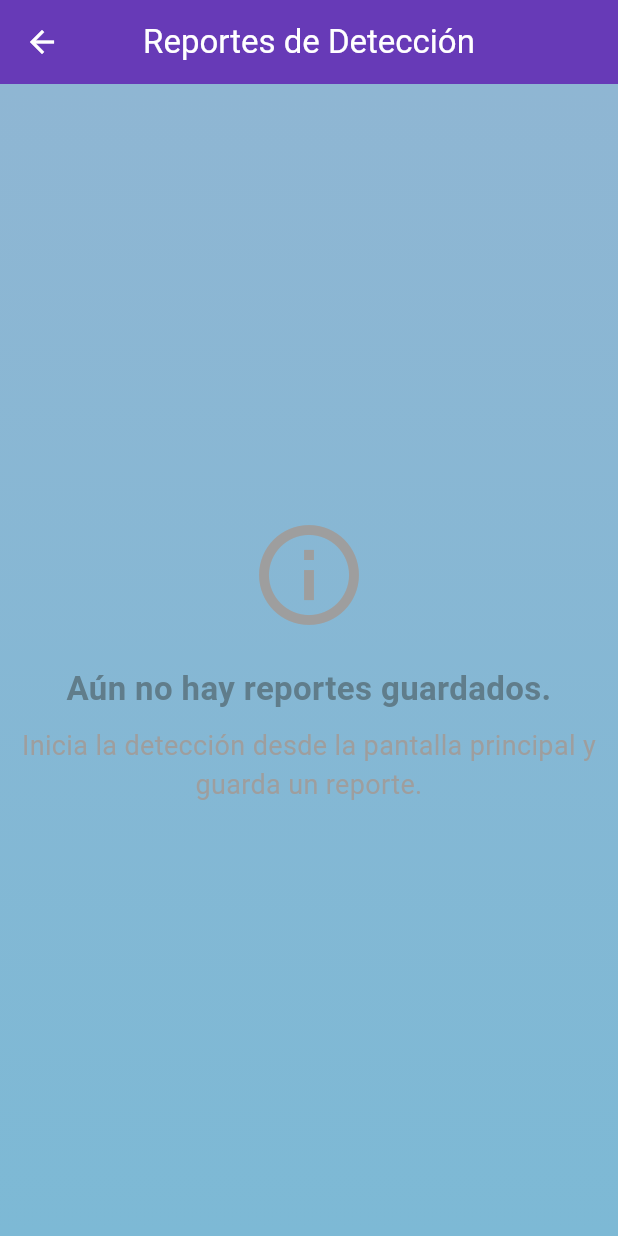
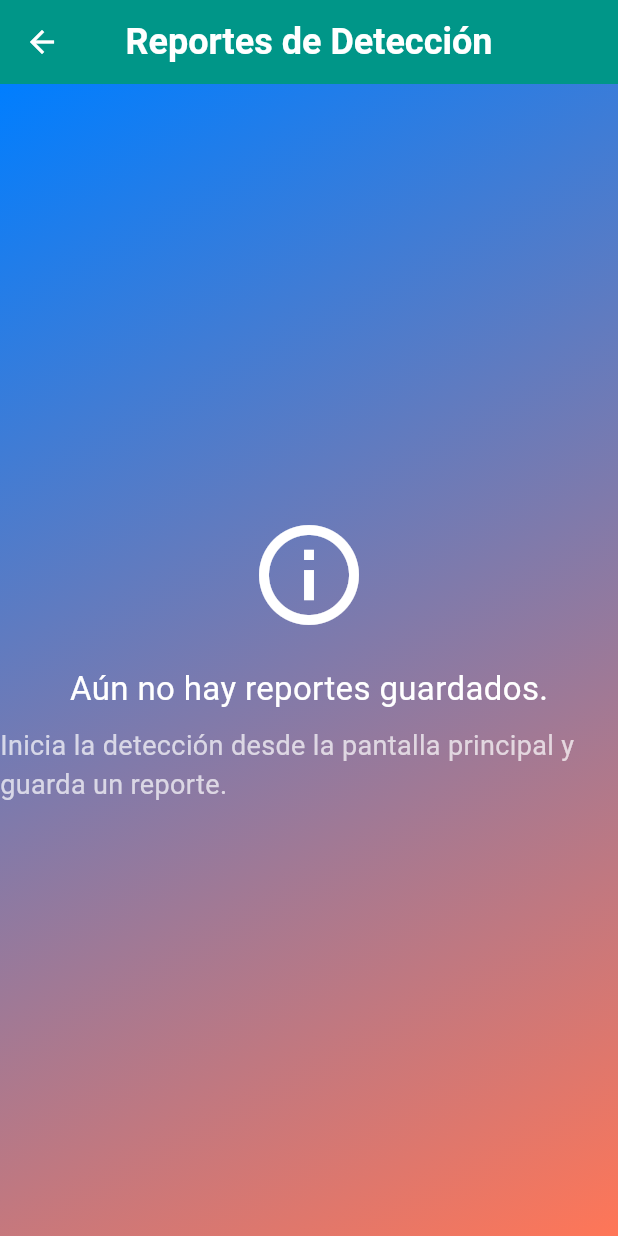
Before and after one commit to pupi1000/moviles, a Flutter app: the screen it shows after launch, after a tap on "Ver Reportes", on a phone screen of 412 x 824 dp. Run offline on Flutter 3.47's test engine with Material 3 defaults, Android fonts, the light colour scheme and no system bars; our stand-ins replace camera, flutter_riverpod, permission_handler; missing offline and left inert: tflite_flutter.

Commit message:
modifiaciones del reporte

```diff
--- a/lib/main.dart
+++ b/lib/main.dart
@@ -1,31 +1,10 @@
-// lib/main.dart
 import 'package:flutter/material.dart';
 import 'package:flutter/services.dart';
-import 'package:camera/camera.dart';
 import 'camera_screen.dart';
 import 'reports_screen.dart';
+import 'package:flutter_riverpod/flutter_riverpod.dart'; // Asegúrate de tener Riverpod instalado
 
-// cameras ahora es `late` y se inicializa en main()
-late List<CameraDescription> cameras;
-
-Future<void> main() async {
-  // Asegúrate de que los widgets de Flutter estén inicializados.
-  WidgetsFlutterBinding.ensureInitialized();
-
-  // Configura la orientación preferida de la pantalla a vertical.
-  SystemChrome.setPreferredOrientations([
-    DeviceOrientation.portraitUp,
-    DeviceOrientation.portraitDown,
-  ]);
-
-  // Inicializa las cámaras disponibles una vez al inicio de la aplicación.
-  try {
-    cameras = await availableCameras();
-  } on CameraException catch (e) {
-    // Manejo de errores si no se pueden obtener las cámaras.
-    print('Error getting available cameras: $e');
-  }
-
+void main() {
   runApp(const MyApp());
 }
 
@@ -34,27 +13,25 @@ class MyApp extends StatelessWidget {
 
   @override
   Widget build(BuildContext context) {
-    return MaterialApp(
+    return ProviderScope( // Riverpod provider scope
+      child: MaterialApp(
         title: 'Detector de Filas de Gasolina',
         theme: ThemeData(
-        // Define un tema de colores primario.
-        primarySwatch: Colors.blue,
+          primarySwatch: Colors.teal,
           visualDensity: VisualDensity.adaptivePlatformDensity,
           appBarTheme: const AppBarTheme(
-          backgroundColor: Colors.deepPurple, // Color de AppBar global
-          foregroundColor: Colors.white, // Color del texto e iconos en la AppBar
-          centerTitle: true, // Centra el título de la AppBar
+            backgroundColor: Colors.teal, // Color de la AppBar
+            foregroundColor: Colors.white, // Color del texto en la AppBar
+            centerTitle: true,
           ),
-        // Define un esquema de colores para Flutter 2.0+
-        colorScheme: ColorScheme.fromSwatch(primarySwatch: Colors.deepPurple).copyWith(secondary: Colors.orangeAccent),
+          colorScheme: ColorScheme.fromSwatch(primarySwatch: Colors.teal).copyWith(secondary: Colors.orange),
         ),
-      // Define las rutas de navegación de la aplicación.
-      initialRoute: '/', // Ruta inicial
+        home: const HomeScreen(),
         routes: {
-        '/': (context) => const HomeScreen(), // Pantalla de inicio
-        '/camera': (context) => const CameraScreen(), // Pantalla de la cámara
-        '/reports': (context) => const ReportsScreen(), // Pantalla de reportes
+          '/camera': (context) => const CameraScreen(),
+          '/reports': (context) => const ReportsScreen(),
         },
+      ),
     );
   }
 }
@@ -66,57 +43,52 @@ class HomeScreen extends StatelessWidget {
   Widget build(BuildContext context) {
     return Scaffold(
       appBar: AppBar(
-        title: const Text('Detector de Filas de Vehículos'),
+        title: const Text(
+          'Sistema de Detección de Filas',
+          style: TextStyle(fontSize: 24, fontWeight: FontWeight.bold),
+        ),
+        backgroundColor: Colors.teal,
+        centerTitle: true,
       ),
       body: Container(
-        // Fondo con un gradiente de color para un diseño más atractivo.
         decoration: const BoxDecoration(
           gradient: LinearGradient(
             begin: Alignment.topLeft,
             end: Alignment.bottomRight,
-            colors: [Colors.blueAccent, Colors.purpleAccent],
+            colors: [Colors.teal, Colors.blueAccent],
           ),
         ),
         child: Center(
           child: Column(
             mainAxisAlignment: MainAxisAlignment.center,
             children: <Widget>[
-              // Título principal con estilo y sombra para destacar.
               Text(
-                'Sistema de Detección de Filas',
+                'Bienvenido al sistema de Detección de Filas',
                 style: TextStyle(
-                  fontSize: 32,
+                  fontSize: 28,
                   fontWeight: FontWeight.bold,
                   color: Colors.white,
                   shadows: [
-                    Shadow(
-                      offset: Offset(2, 2),
-                      blurRadius: 3.0,
-                      color: Colors.black.withOpacity(0.5),
-                    ),
+                    Shadow(offset: Offset(2, 2), blurRadius: 5, color: Colors.black)
                   ],
                 ),
                 textAlign: TextAlign.center,
               ),
-              const SizedBox(height: 60), // Espacio vertical
-
-              // Botón "Iniciar Detección" con estilo personalizado.
+              const SizedBox(height: 40),
               _buildMainMenuButton(
                 context,
                 'Iniciar Detección',
                 Icons.videocam,
                 '/camera',
-                Colors.green.shade600, // Color de fondo del botón
+                Colors.green,
               ),
-              const SizedBox(height: 25), // Espacio vertical
-
-              // Botón "Ver Reportes" con estilo personalizado.
+              const SizedBox(height: 25),
               _buildMainMenuButton(
                 context,
                 'Ver Reportes',
                 Icons.list_alt,
                 '/reports',
-                Colors.orange.shade600, // Color de fondo del botón
+                Colors.orange,
               ),
             ],
           ),
@@ -125,29 +97,29 @@ class HomeScreen extends StatelessWidget {
     );
   }
 
-  // Función auxiliar para construir botones de menú con estilo consistente.
-  Widget _buildMainMenuButton(BuildContext context, String text, IconData icon, String route, Color color) {
+  Widget _buildMainMenuButton(
+      BuildContext context, String text, IconData icon, String route, Color color) {
     return SizedBox(
-      width: 250, // Ancho fijo para los botones
-      height: 60, // Altura fija para los botones
+      width: 250,
+      height: 60,
       child: ElevatedButton.icon(
         onPressed: () {
-          Navigator.pushNamed(context, route); // Navega a la ruta especificada al presionar
+          Navigator.pushNamed(context, route);
         },
-        icon: Icon(icon, size: 30), // Icono del botón más grande
+        icon: Icon(icon, size: 30),
         label: Text(
           text,
-          style: const TextStyle(fontSize: 20, fontWeight: FontWeight.bold),
+          style: TextStyle(fontSize: 20, fontWeight: FontWeight.bold),
         ),
         style: ElevatedButton.styleFrom(
-          backgroundColor: color, // Color de fondo personalizado
-          foregroundColor: Colors.white, // Color del texto e icono
+          backgroundColor: color,
+          foregroundColor: Colors.white,
           shape: RoundedRectangleBorder(
-            borderRadius: BorderRadius.circular(30), // Bordes más redondeados
+            borderRadius: BorderRadius.circular(30),
           ),
-          elevation: 8, // Mayor sombra para un efecto 3D
-          animationDuration: const Duration(milliseconds: 300), // Duración de la animación al presionar
-          shadowColor: color.withOpacity(0.5), // Color de la sombra basado en el color del botón
+          elevation: 10,
+          shadowColor: color.withOpacity(0.5),
+          animationDuration: Duration(milliseconds: 300),
         ),
       ),
     );
--- a/lib/report_manager.dart
+++ b/lib/report_manager.dart
@@ -1,12 +1,9 @@
-// lib/report_manager.dart
-import 'package:flutter/foundation.dart'; // Para @required, aunque ahora es más común usar null safety
-
 class Report {
   final int carCount;
   final int motorcycleCount;
   final int busCount;
   final int truckCount;
-  final String estimatedTime;
+  final String estimatedTime; // Tiempo estimado en minutos
   final DateTime timestamp;
 
   Report({
@@ -14,13 +11,13 @@ class Report {
     required this.motorcycleCount,
     required this.busCount,
     required this.truckCount,
-    required this.estimatedTime,
     required this.timestamp,
+    required this.estimatedTime, // Tiempo calculado
   });
 }
 
-class ReportManager { // No necesita extender ChangeNotifier si no hay listeners directos
-  static final List<Report> _reports = []; // Lista para almacenar los reportes
+class ReportManager {
+  static final List<Report> _reports = [];
 
   static List<Report> get reports => _reports;
 
@@ -29,20 +26,27 @@ class ReportManager { // No necesita extender ChangeNotifier si no hay listeners
     required int motorcycleCount,
     required int busCount,
     required int truckCount,
-    required String estimatedTime,
     required DateTime timestamp,
   }) {
+    // Calculamos el tiempo estimado en minutos, sumando 2 minutos por vehículo
+    int totalVehicles = carCount + motorcycleCount + busCount + truckCount;
+
+    // Cada vehículo suma 2 minutos
+    int totalMinutes = totalVehicles * 2;
+
+    // Solo mostramos el tiempo en minutos
+    String estimatedTime = "$totalMinutes min";  // Mostrar solo minutos, sin segundos
+
+    // Añadimos el reporte calculando el tiempo estimado
     _reports.add(
       Report(
         carCount: carCount,
         motorcycleCount: motorcycleCount,
         busCount: busCount,
         truckCount: truckCount,
-        estimatedTime: estimatedTime,
+        estimatedTime: estimatedTime, // Pasamos solo los minutos
         timestamp: timestamp,
       ),
     );
-    // En una aplicación real, aquí notificarías a los listeners si no fuera un static manager
-    // o guardarías en persistencia.
   }
 }
--- a/lib/reports_screen.dart
+++ b/lib/reports_screen.dart
@@ -1,103 +1,100 @@
-// lib/reports_screen.dart
 import 'package:flutter/material.dart';
-import 'package:intl/intl.dart'; // Necesario para formatear fechas
-import 'report_manager.dart'; // Importa el manejador de reportes
+import 'package:intl/intl.dart';
+import 'report_manager.dart';
 
 class ReportsScreen extends StatefulWidget {
   const ReportsScreen({Key? key}) : super(key: key);
 
   @override
-  State<ReportsScreen> createState() => _ReportsScreenState();
+  _ReportsScreenState createState() => _ReportsScreenState();
 }
 
 class _ReportsScreenState extends State<ReportsScreen> {
   @override
   Widget build(BuildContext context) {
-    // Obtiene los reportes del ReportManager. Se usa List.from para crear una copia
-    // y evitar problemas si la lista original es modificada en otro lugar.
     final List<Report> reports = List.from(ReportManager.reports);
 
     return Scaffold(
       appBar: AppBar(
-        title: const Text('Reportes de Detección'),
-        backgroundColor: Colors.deepPurple, // Usar el mismo color de AppBar que en main.dart
-        foregroundColor: Colors.white, // Color del texto e iconos en la AppBar
+        title: const Text(
+          'Reportes de Detección',
+          style: TextStyle(fontSize: 24, fontWeight: FontWeight.bold),
+        ),
+        backgroundColor: Colors.teal,
+        foregroundColor: Colors.white,
+        centerTitle: true,
       ),
       body: Container(
-        // Fondo con un gradiente suave para un diseño más agradable.
         decoration: const BoxDecoration(
           gradient: LinearGradient(
-            begin: Alignment.topCenter,
-            end: Alignment.bottomCenter,
-            colors: [Color.fromARGB(255, 143, 182, 211), Color.fromARGB(255, 125, 185, 213)],
+            begin: Alignment.topLeft,
+            end: Alignment.bottomRight,
+            colors: [Color.fromARGB(255, 0, 126, 255), Color.fromARGB(255, 255, 118, 87)],
           ),
         ),
         child: reports.isEmpty
             ? const Center(
-                // Mensaje cuando no hay reportes guardados.
                 child: Column(
                   mainAxisAlignment: MainAxisAlignment.center,
                   children: [
-                    Icon(Icons.info_outline, size: 80, color: Colors.grey), // Icono más grande
+                    Icon(Icons.info_outline, size: 80, color: Colors.white),
                     SizedBox(height: 20),
                     Text(
                       'Aún no hay reportes guardados.',
-                      style: TextStyle(fontSize: 22, color: Colors.blueGrey, fontWeight: FontWeight.w600),
-                      textAlign: TextAlign.center,
+                      style: TextStyle(fontSize: 22, color: Colors.white),
                     ),
                     SizedBox(height: 10),
                     Text(
                       'Inicia la detección desde la pantalla principal y guarda un reporte.',
-                      style: TextStyle(fontSize: 18, color: Colors.grey),
-                      textAlign: TextAlign.center,
+                      style: TextStyle(fontSize: 18, color: Colors.white70),
                     ),
                   ],
                 ),
               )
-            : ListView.builder(
+            : SingleChildScrollView(
                 padding: const EdgeInsets.all(16.0),
-                itemCount: reports.length,
-                itemBuilder: (context, index) {
-                  // Muestra los reportes más recientes primero.
-                  final report = reports[reports.length - 1 - index];
-                  return Card(
+                child: Column(
+                  children: [
+                    for (var report in reports)
+                      Card(
                         margin: const EdgeInsets.only(bottom: 15.0),
-                    elevation: 6, // Mayor elevación para un efecto 3D
+                        elevation: 6,
                         shape: RoundedRectangleBorder(
-                      borderRadius: BorderRadius.circular(20), // Bordes más redondeados
+                          borderRadius: BorderRadius.circular(20),
                         ),
                         child: Padding(
                           padding: const EdgeInsets.all(20.0),
                           child: Column(
                             crossAxisAlignment: CrossAxisAlignment.start,
                             children: [
+                              // Fecha del reporte
                               Text(
                                 'Reporte del ${DateFormat('dd/MM/yyyy HH:mm').format(report.timestamp)}',
                                 style: const TextStyle(
                                   fontWeight: FontWeight.bold,
                                   fontSize: 19,
-                              color: Colors.deepPurple, // Color de título del reporte
+                                  color: Colors.deepPurple,
                                 ),
                               ),
-                          const Divider(height: 20, thickness: 1.5, color: Colors.blueGrey), // Divisor más grueso
-                          // Filas de detalle del reporte con iconos y texto mejorado.
+                              const Divider(height: 20, thickness: 1.5, color: Colors.blueGrey),
+
+                              // Detalles de los vehículos
                               _buildReportDetailRow('Carros:', report.carCount, Icons.car_rental),
                               _buildReportDetailRow('Motos:', report.motorcycleCount, Icons.two_wheeler),
                               _buildReportDetailRow('Buses:', report.busCount, Icons.directions_bus),
                               _buildReportDetailRow('Camiones:', report.truckCount, Icons.local_shipping),
+
                               const SizedBox(height: 20),
+
+                              // Tiempo estimado
                               Align(
                                 alignment: Alignment.centerRight,
-                            child: Chip( // Usa un Chip para el tiempo estimado, más estético.
+                                child: Chip(
                                   label: Text(
                                     'Tiempo estimado de espera: ${report.estimatedTime}',
-                                style: const TextStyle(
-                                  fontSize: 17,
-                                  fontWeight: FontWeight.bold,
-                                  color: Colors.white,
+                                    style: const TextStyle(fontSize: 17, fontWeight: FontWeight.bold, color: Colors.white),
                                   ),
-                              ),
-                              backgroundColor: Colors.green.shade600, // Fondo verde para el chip
+                                  backgroundColor: Colors.green.shade600,
                                   padding: const EdgeInsets.symmetric(horizontal: 12, vertical: 8),
                                   elevation: 3,
                                 ),
@@ -105,8 +102,9 @@ class _ReportsScreenState extends State<ReportsScreen> {
                             ],
                           ),
                         ),
-                  );
-                },
+                      ),
+                  ],
+                ),
               ),
       ),
     );
@@ -118,7 +116,7 @@ class _ReportsScreenState extends State<ReportsScreen> {
       padding: const EdgeInsets.symmetric(vertical: 4.0),
       child: Row(
         children: [
-          Icon(icon, color: Colors.blueGrey, size: 22), // Icono del detalle
+          Icon(icon, color: Colors.blueGrey, size: 22),
           const SizedBox(width: 10),
           Text(
             '$label $count',
--- a/pubspec.yaml
+++ b/pubspec.yaml
@@ -9,6 +9,7 @@ environment:
 dependencies:
   flutter:
     sdk: flutter
+  flutter_riverpod: ^2.0.0
   camera: ^0.11.1 # Versión estable, si te sale error, prueba la última disponible que encuentres en pub.dev para tu versión de Flutter
   tflite_flutter: ^0.11.0 # Esta versión es compatible y estable
   image: ^4.1.7 # Esta versión es compatible
@@ -26,6 +27,7 @@ flutter:
   uses-material-design: true
   assets:
     - assets/tflite/ssd_mobilenet.tflite
+    - assets/tflite/embedding_model.pkl
     - assets/tflite/labelmap.txt
     - assets/images/bus.png
     - assets/images/car.png
```
Also changed, not shown: lib/camera_screen.dart (+14 -4 lines), lib/vehicle_count_provider.dart (added, +53 -0 lines), pubspec.lock, 2 other files. Lines whose indentation alone changed are shown as unchanged.
